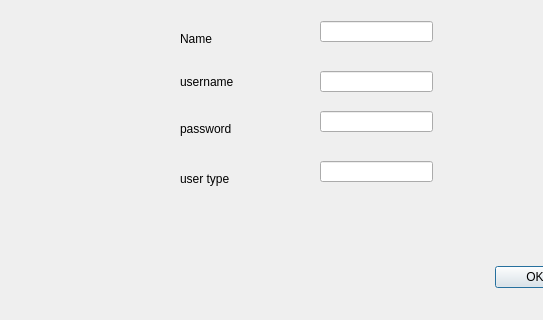
Qt form CuringCamPAINS/gui/registrationgui.ui (CS-205-S22/CuringCamPAINS) before a commit; both pictures show x 0 to 543 and y 199 to 519 of the 711 by 519 pixel window.
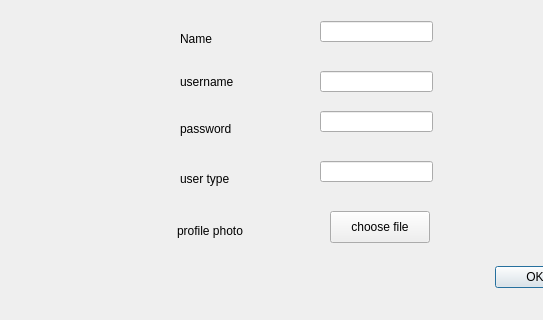
The same form after that commit.

Commit message: Added costumized user photo

```diff
--- a/CuringCamPAINS/gui/registrationgui.ui
+++ b/CuringCamPAINS/gui/registrationgui.ui
@@ -142,6 +142,32 @@
     </rect>
    </property>
   </widget>
+  <widget class="QLabel" name="label_6">
+   <property name="geometry">
+    <rect>
+     <x>177</x>
+     <y>420</y>
+     <width>81</width>
+     <height>20</height>
+    </rect>
+   </property>
+   <property name="text">
+    <string>profile photo</string>
+   </property>
+  </widget>
+  <widget class="QPushButton" name="uploadPhoto">
+   <property name="geometry">
+    <rect>
+     <x>330</x>
+     <y>410</y>
+     <width>100</width>
+     <height>32</height>
+    </rect>
+   </property>
+   <property name="text">
+    <string>choose file</string>
+   </property>
+  </widget>
  </widget>
  <resources/>
  <connections>
```
The commit also changes 8 other files.
